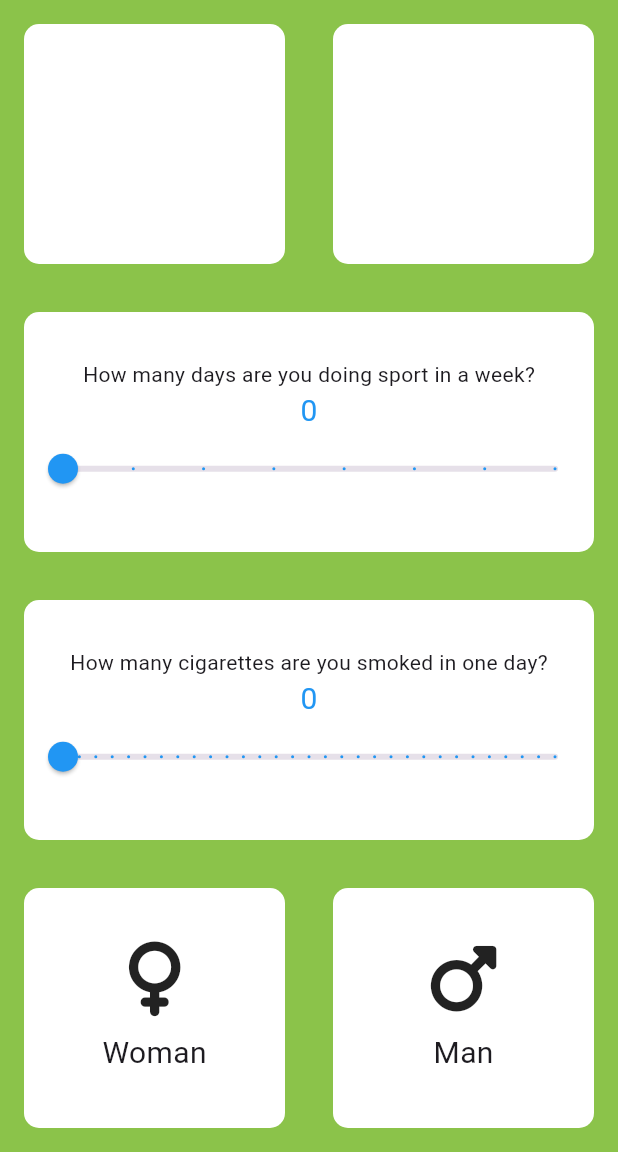
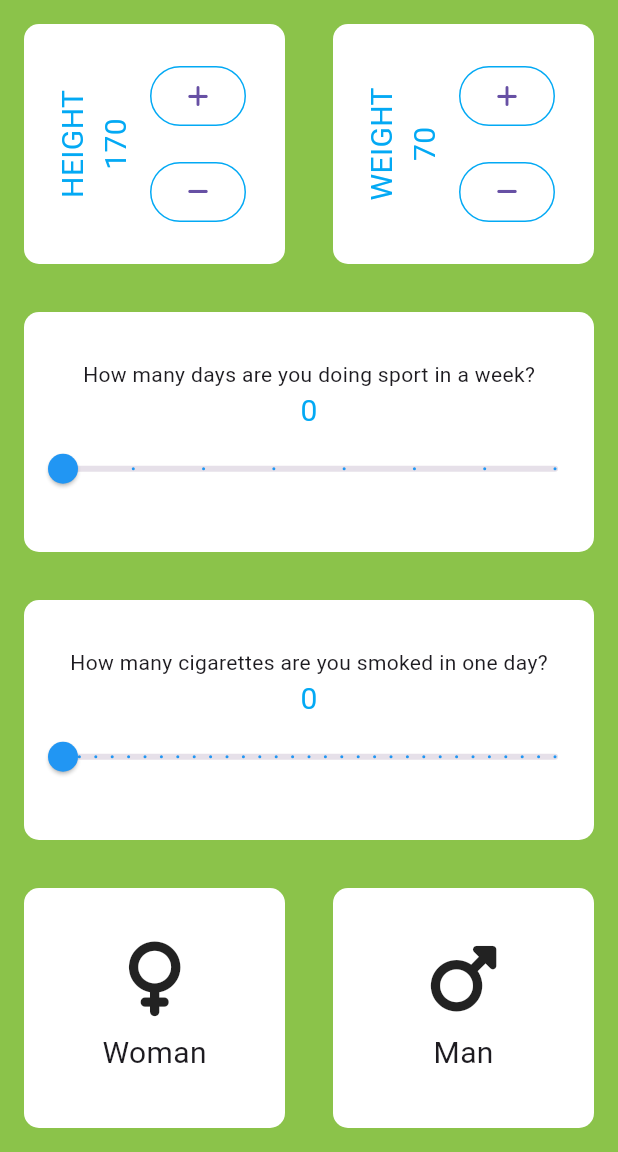
Before and after one commit to celikerde/life_expect, a Flutter app: the screen it shows after launch, on a phone screen of 412 x 824 dp, the part 84-1236 px from its top. Run offline on Flutter 3.47's test engine with Material 3 defaults, Android fonts, the phone set to English and light mode, and no system bars; our stand-ins replace font_awesome_flutter.

Commit message:
method extraction has added

```diff
--- /dev/null
+++ b/lib/constants.dart
@@ -0,0 +1,3 @@
+import 'package:flutter/material.dart';
+
+const kTextStyle = TextStyle(fontSize: 20, color: Colors.lightBlue);
--- a/lib/input_page.dart
+++ b/lib/input_page.dart
@@ -1,5 +1,6 @@
 import 'package:flutter/material.dart';
 import 'package:font_awesome_flutter/font_awesome_flutter.dart';
+import 'package:life_expectancy/constants.dart';
 import 'package:life_expectancy/gender_info.dart';
 import 'package:life_expectancy/my_container.dart';
 
@@ -14,6 +15,8 @@ class _InputPageState extends State<InputPage> {
   String? choosedGender;
   double cigaretteCount = 0;
   double sportDays = 0;
+  int height = 170;
+  int weight = 70;
   @override
   Widget build(BuildContext context) {
     return Scaffold(
@@ -28,15 +31,13 @@ class _InputPageState extends State<InputPage> {
             child: Row(
               children: [
                 Expanded(
-                  child: MyContainer(),
+                  child: MyContainer(
+                    child: changeBodyUnit(unitName: "HEIGHT"),
+                  ),
                 ),
                 Expanded(
-                  child: Container(
-                    margin: EdgeInsets.all(16),
-                    decoration: BoxDecoration(
-                      color: Colors.white,
-                      borderRadius: BorderRadius.circular(10),
-                    ),
+                  child: MyContainer(
+                    child: changeBodyUnit(unitName: "WEIGHT"),
                   ),
                 ),
               ],
@@ -50,10 +51,7 @@ class _InputPageState extends State<InputPage> {
                   Text('How many days are you doing sport in a week?'),
                   Text(
                     '${sportDays.toInt()}',
-                    style: TextStyle(
-                      fontSize: 20,
-                      color: Colors.blue,
-                    ),
+                    style: kTextStyle,
                   ),
                   Slider(
                     activeColor: Colors.blue,
@@ -79,10 +77,7 @@ class _InputPageState extends State<InputPage> {
                   Text('How many cigarettes are you smoked in one day?'),
                   Text(
                     '${cigaretteCount.toInt()}',
-                    style: TextStyle(
-                      fontSize: 20,
-                      color: Colors.blue,
-                    ),
+                    style: kTextStyle,
                   ),
                   Slider(
                     activeColor: Colors.blue,
@@ -141,4 +136,76 @@ class _InputPageState extends State<InputPage> {
       ),
     );
   }
+
+  Row changeBodyUnit({required String unitName}) {
+    return Row(
+      mainAxisAlignment: MainAxisAlignment.center,
+      children: [
+        RotatedBox(
+            quarterTurns: -1,
+            child: Text(
+              unitName,
+              style: kTextStyle,
+            )),
+        RotatedBox(
+          quarterTurns: 3,
+          child: Text(
+            unitName == "HEIGHT" ? height.toString() : weight.toString(),
+            style: kTextStyle,
+          ),
+        ),
+        Column(
+          mainAxisAlignment: MainAxisAlignment.center,
+          children: [
+            Padding(
+              padding: const EdgeInsets.all(8.0),
+              child: ButtonTheme(
+                minWidth: 36,
+                child: OutlinedButton(
+                  style: OutlinedButton.styleFrom(
+                      side: BorderSide(color: Colors.lightBlue)),
+                  onPressed: () {
+                    setState(() {
+                      if (unitName == 'HEIGHT')
+                        height++;
+                      else
+                        weight++;
+                    });
+                  },
+                  child: FaIcon(
+                    FontAwesomeIcons.plus,
+                    size: 16,
+                  ),
+                ),
+              ),
+            ),
+            Padding(
+              padding: EdgeInsets.all(8),
+              child: ButtonTheme(
+                minWidth: 36,
+                child: OutlinedButton(
+                    style: OutlinedButton.styleFrom(
+                        side: BorderSide(
+                      color: Colors.lightBlue,
+                    )),
+                    onPressed: () {
+                      setState(() {
+                        if (unitName == 'HEIGHT')
+                          height--;
+                        else {
+                          weight--;
+                        }
+                      });
+                    },
+                    child: FaIcon(
+                      FontAwesomeIcons.minus,
+                      size: 16,
+                    )),
+              ),
+            )
+          ],
+        )
+      ],
+    );
+  }
 }
```
